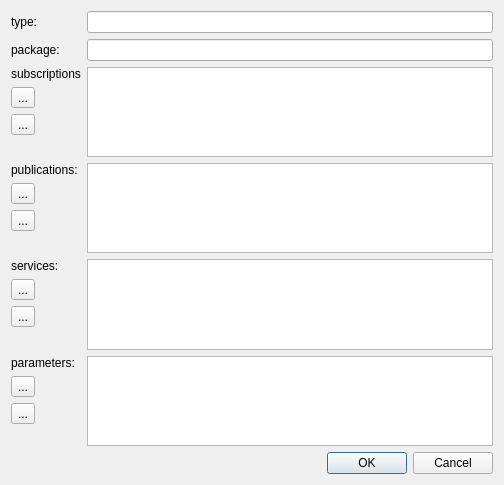
Before: the Qt Designer form rxDev/src/specFileEdit.ui in songxuchao/rxdeveloper-ros-pkg, drawn with Qt 5.
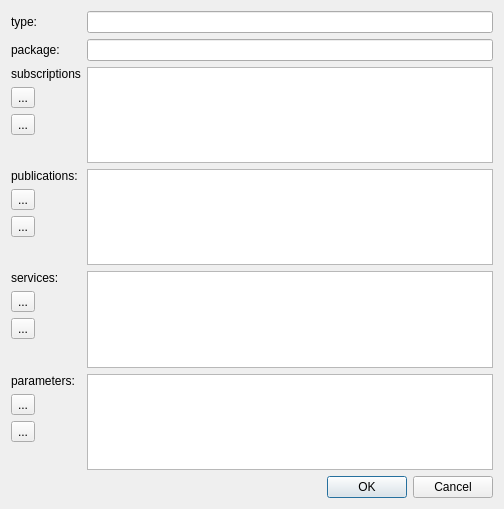
After: the same form once the commit is applied. Icons and pictures are not drawn.

```diff
--- a/rxDev/src/specFileEdit.ui
+++ b/rxDev/src/specFileEdit.ui
@@ -7,7 +7,7 @@
     <x>0</x>
     <y>0</y>
     <width>504</width>
-    <height>485</height>
+    <height>509</height>
    </rect>
   </property>
   <property name="windowTitle">
@@ -38,20 +38,6 @@
    <item row="1" column="1">
     <widget class="QLineEdit" name="lineEdit_package"/>
    </item>
-   <item row="2" column="1">
-    <widget class="QListView" name="listView_subscriptions">
-     <property name="alternatingRowColors">
-      <bool>true</bool>
-     </property>
-    </widget>
-   </item>
-   <item row="10" column="1">
-    <widget class="QListView" name="listView_parameters">
-     <property name="alternatingRowColors">
-      <bool>true</bool>
-     </property>
-    </widget>
-   </item>
    <item row="11" column="1">
     <widget class="QDialogButtonBox" name="buttonBox">
      <property name="orientation">
@@ -62,20 +48,6 @@
      </property>
     </widget>
    </item>
-   <item row="5" column="1">
-    <widget class="QListView" name="listView_publications">
-     <property name="alternatingRowColors">
-      <bool>true</bool>
-     </property>
-    </widget>
-   </item>
-   <item row="7" column="1">
-    <widget class="QListView" name="listView_services">
-     <property name="alternatingRowColors">
-      <bool>true</bool>
-     </property>
-    </widget>
-   </item>
    <item row="2" column="0">
     <layout class="QVBoxLayout" name="verticalLayout">
      <item>
@@ -228,6 +200,34 @@
      </item>
     </layout>
    </item>
+   <item row="2" column="1">
+    <widget class="QTableView" name="tableView_subscriptions">
+     <property name="alternatingRowColors">
+      <bool>true</bool>
+     </property>
+    </widget>
+   </item>
+   <item row="5" column="1">
+    <widget class="QTableView" name="tableView_publications">
+     <property name="alternatingRowColors">
+      <bool>true</bool>
+     </property>
+    </widget>
+   </item>
+   <item row="10" column="1">
+    <widget class="QTableView" name="tableView_parameters">
+     <property name="alternatingRowColors">
+      <bool>true</bool>
+     </property>
+    </widget>
+   </item>
+   <item row="7" column="1">
+    <widget class="QTableView" name="tableView_services">
+     <property name="alternatingRowColors">
+      <bool>true</bool>
+     </property>
+    </widget>
+   </item>
   </layout>
   <action name="actionDelete_sub">
    <property name="icon">
```
